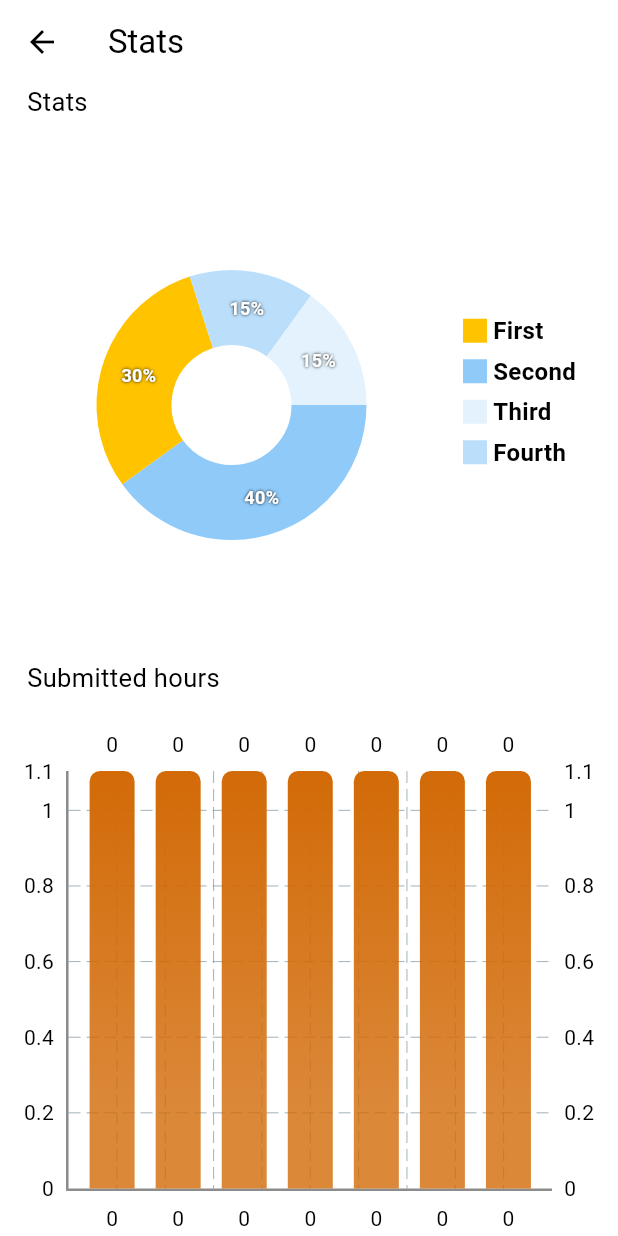
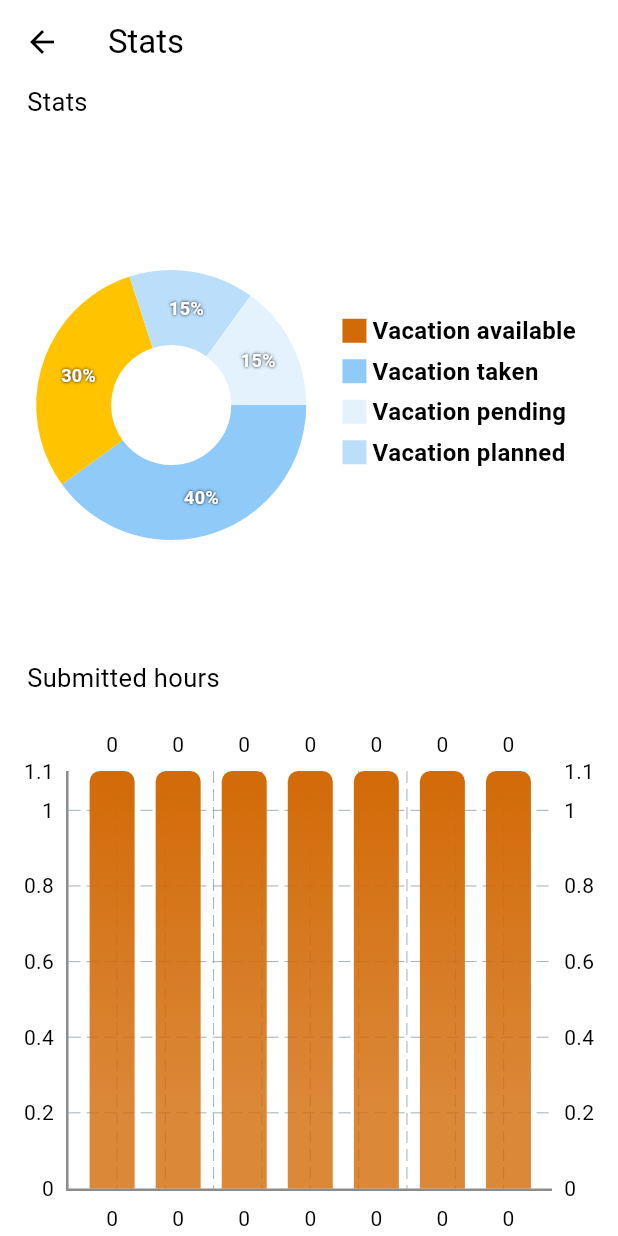
Before and after one commit to dxvid-pts/clock_in, a Flutter app: the StatsScreen screen opened directly, on a phone screen of 412 x 824 dp. Run offline on Flutter 3.47's test engine with Material 2 defaults, Android fonts, the phone set to English and light mode, and no system bars; drawn by our look-alikes of fl_chart; our stand-ins replace flutter_riverpod, flutter_svg, freezed_annotation, hive, syncfusion_flutter_datepicker; missing offline and left inert: commons_flutter, storage_engine, storage_engine_hive_adapter; accounts and stored records are empty.

Commit message:
rename options

```diff
--- a/frontend/lib/screens/stats_screen/stats_screen.dart
+++ b/frontend/lib/screens/stats_screen/stats_screen.dart
@@ -141,8 +141,8 @@ class PieChart2State extends State {
           crossAxisAlignment: CrossAxisAlignment.start,
           children: <Widget>[
             Indicator(
-              color: AppColors.contentColorYellow,
-              text: 'First',
+              color: Theme.of(context).primaryColor,
+              text: 'Vacation available',
               isSquare: true,
             ),
             SizedBox(
@@ -150,7 +150,7 @@ class PieChart2State extends State {
             ),
             Indicator(
               color: Colors.blue[200]!,
-              text: 'Second',
+              text: 'Vacation taken',
               isSquare: true,
             ),
             SizedBox(
@@ -158,7 +158,7 @@ class PieChart2State extends State {
             ),
             Indicator(
               color: Colors.blue[50]!,
-              text: 'Third',
+              text: 'Vacation pending',
               isSquare: true,
             ),
             SizedBox(
@@ -166,7 +166,7 @@ class PieChart2State extends State {
             ),
             Indicator(
               color: Colors.blue[100]!,
-              text: 'Fourth',
+              text: 'Vacation planned',
               isSquare: true,
             ),
             SizedBox(
```
